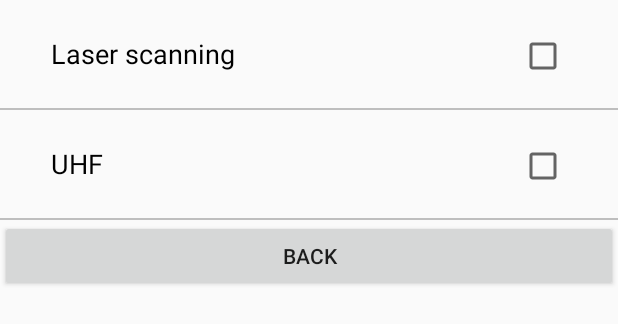
After one commit to SpeedataApp/UHF_AS_New, an Android app: the layout dialog_pikestaff_set.xml on its own in the app's theme, with its tools: preview values and no code run, on a phone screen of 412 x 824 dp. The commit adds this screen. Shown: the top 324 px of the screen. Run offline under Robolectric (Android 15) with nearby library versions, the phone set to English and light mode, and no system bars.

Commit message:
zzc:增加枪柄按键及扫描服务

```diff
--- a/app/build.gradle
+++ b/app/build.gradle
@@ -7,7 +7,7 @@ android {
         minSdkVersion 15
         targetSdkVersion 28
         versionCode 3
-        versionName "NEW2.1"
+        versionName "UHFv2.1"
         ndk {
             // 设置支持的SO库架构
             abiFilters 'armeabi' //, 'x86', 'armeabi-v7a', 'x86_64', 'arm64-v8a'
--- a/app/src/main/AndroidManifest.xml
+++ b/app/src/main/AndroidManifest.xml
@@ -1,7 +1,7 @@
 <?xml version="1.0" encoding="utf-8"?>
 <manifest xmlns:android="http://schemas.android.com/apk/res/android"
-    package="com.speedata.uhf"
-    android:sharedUserId="android.uid.system">
+    package="com.speedata.uhf">
+    <!--android:sharedUserId="android.uid.system">-->
 
     <uses-permission android:name="android.permission.WAKE_LOCK" /> <!-- 在新更新需要的权限 -->
     <uses-permission android:name="android.permission.READ_PHONE_STATE" />
--- a/app/src/main/java/com/speedata/uhf/MyApp.java
+++ b/app/src/main/java/com/speedata/uhf/MyApp.java
@@ -60,7 +60,7 @@ public class MyApp extends Application {
                 Toast.makeText(getApplicationContext(), "Module does not exist", Toast.LENGTH_SHORT).show();
             }
         }
-        startService(new Intent(this,MyService.class));
+//        startService(new Intent(this,MyService.class));
     }
 
     public IUHFService getIuhfService() {
--- /dev/null
+++ b/app/src/main/res/layout/dialog_pikestaff_set.xml
@@ -0,0 +1,77 @@
+<?xml version="1.0" encoding="utf-8"?>
+<LinearLayout xmlns:android="http://schemas.android.com/apk/res/android"
+    android:layout_width="match_parent"
+    android:layout_height="match_parent"
+    android:orientation="vertical">
+
+    <LinearLayout
+        android:layout_width="wrap_content"
+        android:layout_height="wrap_content"
+        android:orientation="vertical">
+
+        <LinearLayout
+            android:layout_width="match_parent"
+            android:layout_height="wrap_content"
+            android:layout_marginLeft="34dp"
+            android:layout_marginTop="20dp"
+            android:layout_marginRight="34dp"
+            android:layout_marginBottom="20dp">
+
+            <TextView
+                android:id="@+id/start_scan_tv"
+                android:layout_width="0dp"
+                android:layout_height="match_parent"
+                android:layout_weight="1"
+                android:gravity="center_vertical"
+                android:text="@string/item_scan"
+                android:textColor="@color/commom_text_color"
+                android:textSize="18sp" />
+
+            <CheckBox
+                android:id="@+id/cb_start_scan"
+                android:layout_width="wrap_content"
+                android:layout_height="wrap_content" />
+        </LinearLayout>
+
+        <View
+            android:layout_width="match_parent"
+            android:layout_height="1dp"
+            android:background="@color/text_gray" />
+
+        <LinearLayout
+            android:layout_width="match_parent"
+            android:layout_height="wrap_content"
+            android:layout_marginLeft="34dp"
+            android:layout_marginTop="20dp"
+            android:layout_marginRight="34dp"
+            android:layout_marginBottom="20dp">
+
+            <TextView
+                android:id="@+id/start_uhf_tv"
+                android:layout_width="0dp"
+                android:layout_height="match_parent"
+                android:layout_weight="1"
+                android:gravity="center_vertical"
+                android:text="@string/item_uhf"
+                android:textColor="@color/commom_text_color"
+                android:textSize="18sp" />
+
+            <CheckBox
+                android:id="@+id/cb_start_uhf"
+                android:layout_width="wrap_content"
+                android:layout_height="wrap_content" />
+        </LinearLayout>
+
+        <View
+            android:layout_width="match_parent"
+            android:layout_height="1dp"
+            android:background="@color/text_gray" />
+    </LinearLayout>
+
+    <Button
+        android:id="@+id/btn_back"
+        android:layout_width="match_parent"
+        android:layout_height="wrap_content"
+        android:text="@string/btn_bk" />
+
+</LinearLayout>
--- a/app/src/main/res/values/colors.xml
+++ b/app/src/main/res/values/colors.xml
@@ -7,4 +7,5 @@
     <color name="text_white">#FFFFFF</color>
     <color name="blue">#0000FF</color>
     <color name="red">#FF0000</color>
+    <color name="text_gray">#bebebe</color>
 </resources>
--- a/app/src/main/res/values/strings.xml
+++ b/app/src/main/res/values/strings.xml
@@ -182,5 +182,7 @@
         <item>Using</item>
     </string-array>
 
-
+    <string name="pikestaff_set">pikestaff settings</string>
+    <string name="item_scan">Laser scanning</string>
+    <string name="item_uhf">UHF</string>
 </resources>
```
Also changed, not shown: app/src/main/java/com/speedata/uhf/MainActivity.java (+7 -0 lines), app/src/main/java/com/speedata/uhf/MyService.java (+6 -6 lines), app/src/main/java/com/speedata/uhf/dialog/PikestaffSetDialog.java (added, +88 -0 lines), app/src/main/java/com/speedata/uhf/dialog/SearchTagDialog.java (+80 -19 lines), app/src/main/res/layout/main.xml (+7 -0 lines), 1 other file.
